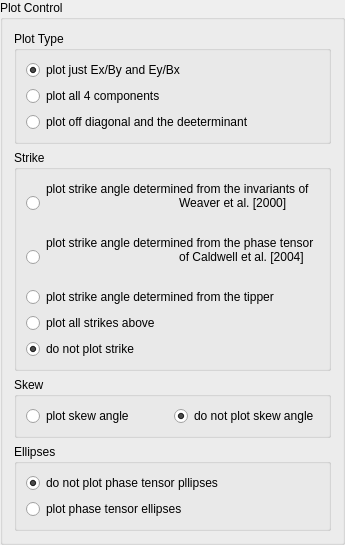
First picture: the form in mtpy/gui/SmartMT/ui_asset/groupbox_plot_control_mt_response.ui, repository MTgeophysics/mtpy, before the edit.
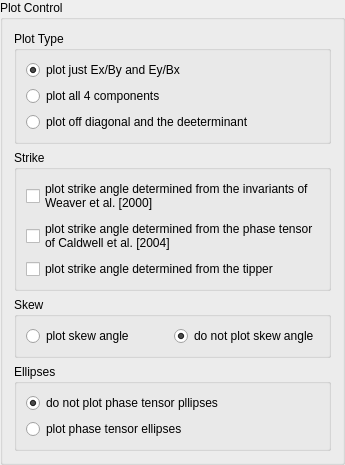
Second picture: the form after the edit.

```diff
--- a/mtpy/gui/SmartMT/ui_asset/groupbox_plot_control_mt_response.ui
+++ b/mtpy/gui/SmartMT/ui_asset/groupbox_plot_control_mt_response.ui
@@ -7,7 +7,7 @@
                 <x>0</x>
                 <y>0</y>
                 <width>306</width>
-                <height>438</height>
+    <height>418</height>
             </rect>
         </property>
         <property name="sizePolicy">
@@ -80,47 +80,28 @@
                     </property>
                     <layout class="QVBoxLayout" name="verticalLayout_3">
                         <item>
-                            <widget class="QRadioButton" name="radioButton_strike_i">
+       <widget class="QCheckBox" name="checkBox_strike_i">
                                 <property name="text">
                                     <string>plot strike angle determined from the invariants of
-                                        Weaver et al. [2000]
-                                    </string>
+Weaver et al. [2000]</string>
                                 </property>
                             </widget>
                         </item>
                         <item>
-                            <widget class="QRadioButton" name="radioButton_strike_p">
+       <widget class="QCheckBox" name="checkBox_strike_p">
                                 <property name="text">
                                     <string>plot strike angle determined from the phase tensor
-                                        of Caldwell et al. [2004]
-                                    </string>
+of Caldwell et al. [2004]</string>
                                 </property>
                             </widget>
                         </item>
                         <item>
-                            <widget class="QRadioButton" name="radioButton_strike_t">
+       <widget class="QCheckBox" name="checkBox_strike_t">
                                 <property name="text">
                                     <string>plot strike angle determined from the tipper</string>
                                 </property>
                             </widget>
                         </item>
-                        <item>
-                            <widget class="QRadioButton" name="radioButton_strike_y">
-                                <property name="text">
-                                    <string>plot all strikes above</string>
-                                </property>
-                            </widget>
-                        </item>
-                        <item>
-                            <widget class="QRadioButton" name="radioButton_strike_n">
-                                <property name="text">
-                                    <string>do not plot strike</string>
-                                </property>
-                                <property name="checked">
-                                    <bool>true</bool>
-                                </property>
-                            </widget>
-                        </item>
                     </layout>
                 </widget>
             </item>
```
Lines whose indentation alone changed are shown as unchanged.
